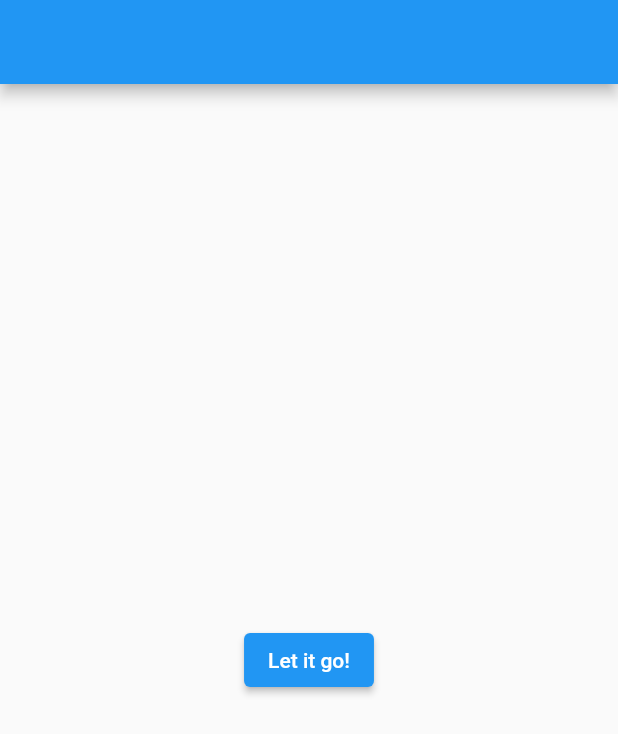
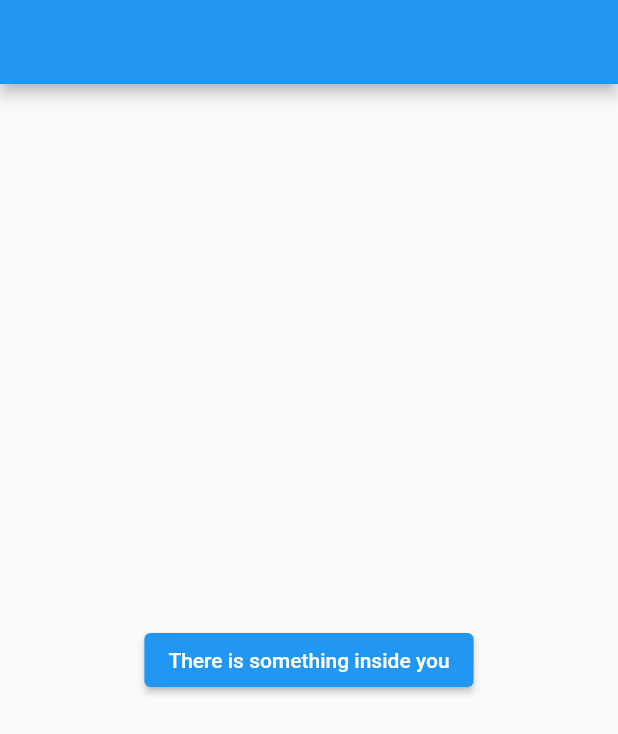
Before and after one commit to OkonovUrmat/First-Flutter-App, a Flutter app: the screen it shows after launch, on a phone screen of 412 x 824 dp. Shown: the top 734 px of the screen. Run offline on Flutter 3.47's test engine with Material 2 defaults, Android fonts, the phone set to English and light mode, and no system bars.

Commit message:
main.dart: Add title

```diff
--- a/lib/main.dart
+++ b/lib/main.dart
@@ -2,6 +2,7 @@ import 'package:flutter/material.dart';
 
 main() {
   runApp(MaterialApp(
+    title: "Animation",
     home: Page1(),
   ));
 }
@@ -12,7 +13,7 @@ class Page1 extends StatelessWidget {
       appBar: AppBar(),
       body: Center(
         child: ElevatedButton(
-          child: Text('Let it go!'),
+          child: Text('There is something inside you'),
           onPressed: () {
             Navigator.of(context).push(_createRoute());
           },
```
